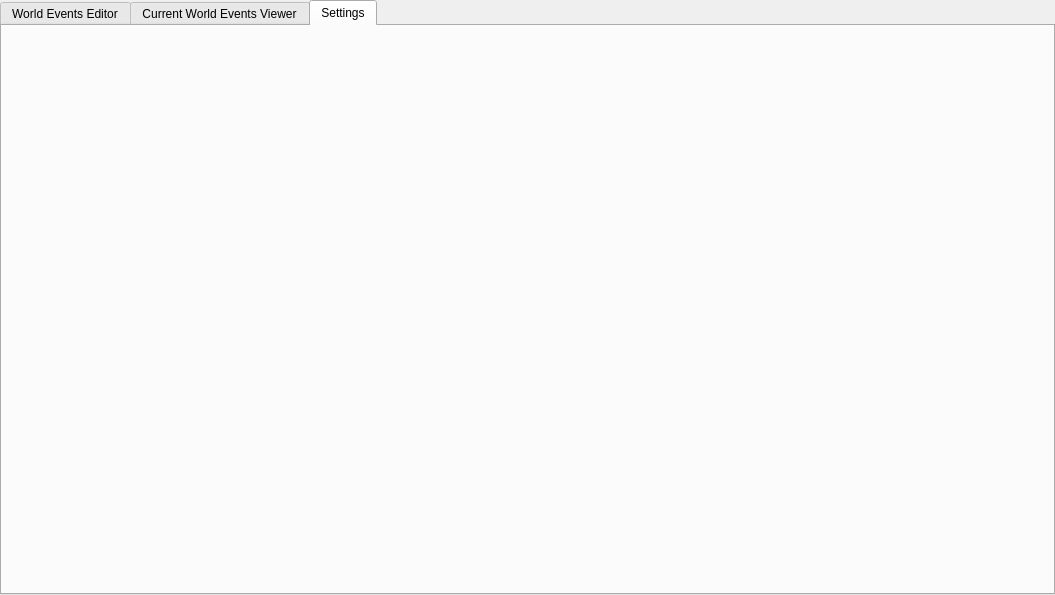
This is Source/UiFiles/worldevents.ui in SuperSpaceEye/LifeEngineExtended as Qt 5 draws it before an edit. The edited form follows.
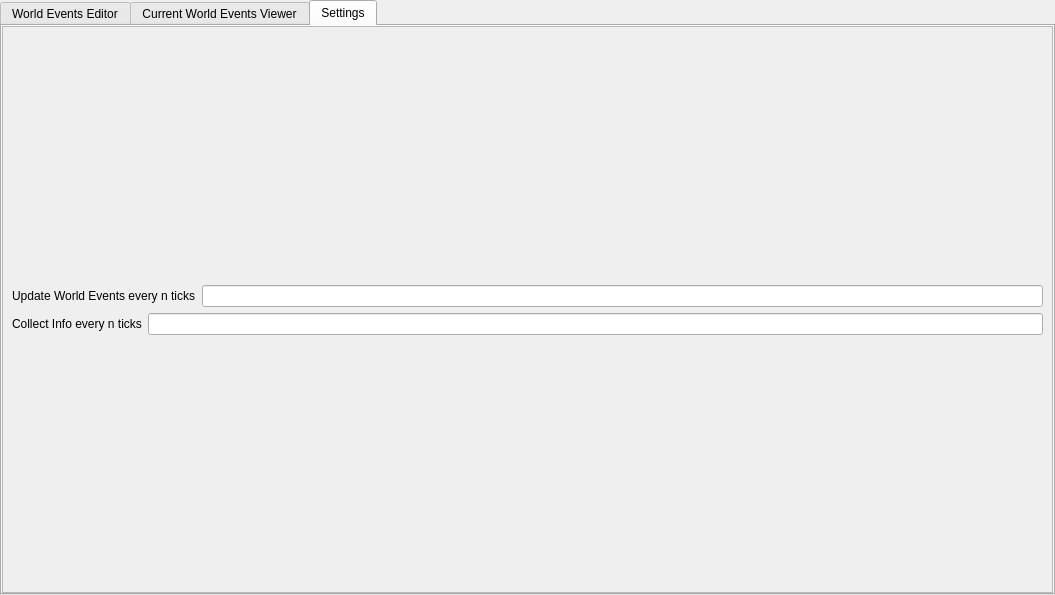
This is the edited form. The open tabs and pages were chosen to show the change.

Commit message: Some fixes and polish for world events.

Patch:
```diff
--- a/Source/UiFiles/worldevents.ui
+++ b/Source/UiFiles/worldevents.ui
@@ -265,6 +265,120 @@
       <attribute name="title">
        <string>Settings</string>
       </attribute>
+      <layout class="QVBoxLayout" name="verticalLayout_8">
+       <property name="spacing">
+        <number>0</number>
+       </property>
+       <property name="leftMargin">
+        <number>0</number>
+       </property>
+       <property name="topMargin">
+        <number>0</number>
+       </property>
+       <property name="rightMargin">
+        <number>0</number>
+       </property>
+       <property name="bottomMargin">
+        <number>0</number>
+       </property>
+       <item>
+        <widget class="QScrollArea" name="scrollArea_2">
+         <property name="lineWidth">
+          <number>0</number>
+         </property>
+         <property name="widgetResizable">
+          <bool>true</bool>
+         </property>
+         <widget class="QWidget" name="scrollAreaWidgetContents_2">
+          <property name="geometry">
+           <rect>
+            <x>0</x>
+            <y>0</y>
+            <width>1049</width>
+            <height>562</height>
+           </rect>
+          </property>
+          <layout class="QVBoxLayout" name="verticalLayout_9">
+           <property name="spacing">
+            <number>0</number>
+           </property>
+           <property name="leftMargin">
+            <number>0</number>
+           </property>
+           <property name="topMargin">
+            <number>0</number>
+           </property>
+           <property name="rightMargin">
+            <number>0</number>
+           </property>
+           <property name="bottomMargin">
+            <number>0</number>
+           </property>
+           <item>
+            <widget class="QWidget" name="widget_2" native="true">
+             <layout class="QVBoxLayout" name="verticalLayout_10">
+              <item>
+               <spacer name="verticalSpacer_2">
+                <property name="orientation">
+                 <enum>Qt::Vertical</enum>
+                </property>
+                <property name="sizeHint" stdset="0">
+                 <size>
+                  <width>20</width>
+                  <height>40</height>
+                 </size>
+                </property>
+               </spacer>
+              </item>
+              <item>
+               <layout class="QHBoxLayout" name="horizontalLayout_3">
+                <item>
+                 <widget class="QLabel" name="label">
+                  <property name="text">
+                   <string>Update World Events every n ticks</string>
+                  </property>
+                 </widget>
+                </item>
+                <item>
+                 <widget class="QLineEdit" name="le_update_world_events_every_n"/>
+                </item>
+               </layout>
+              </item>
+              <item>
+               <layout class="QHBoxLayout" name="horizontalLayout_4">
+                <item>
+                 <widget class="QLabel" name="label_2">
+                  <property name="text">
+                   <string>Collect Info every n ticks</string>
+                  </property>
+                 </widget>
+                </item>
+                <item>
+                 <widget class="QLineEdit" name="le_collect_info_every_n"/>
+                </item>
+               </layout>
+              </item>
+              <item>
+               <spacer name="verticalSpacer">
+                <property name="orientation">
+                 <enum>Qt::Vertical</enum>
+                </property>
+                <property name="sizeHint" stdset="0">
+                 <size>
+                  <width>20</width>
+                  <height>40</height>
+                 </size>
+                </property>
+               </spacer>
+              </item>
+             </layout>
+            </widget>
+           </item>
+          </layout>
+         </widget>
+        </widget>
+       </item>
+      </layout>
      </widget>
     </widget>
    </item>
```
Left out of the diff: 34 changed lines with no effect on the pictures. The commit also changes 14 other files.
